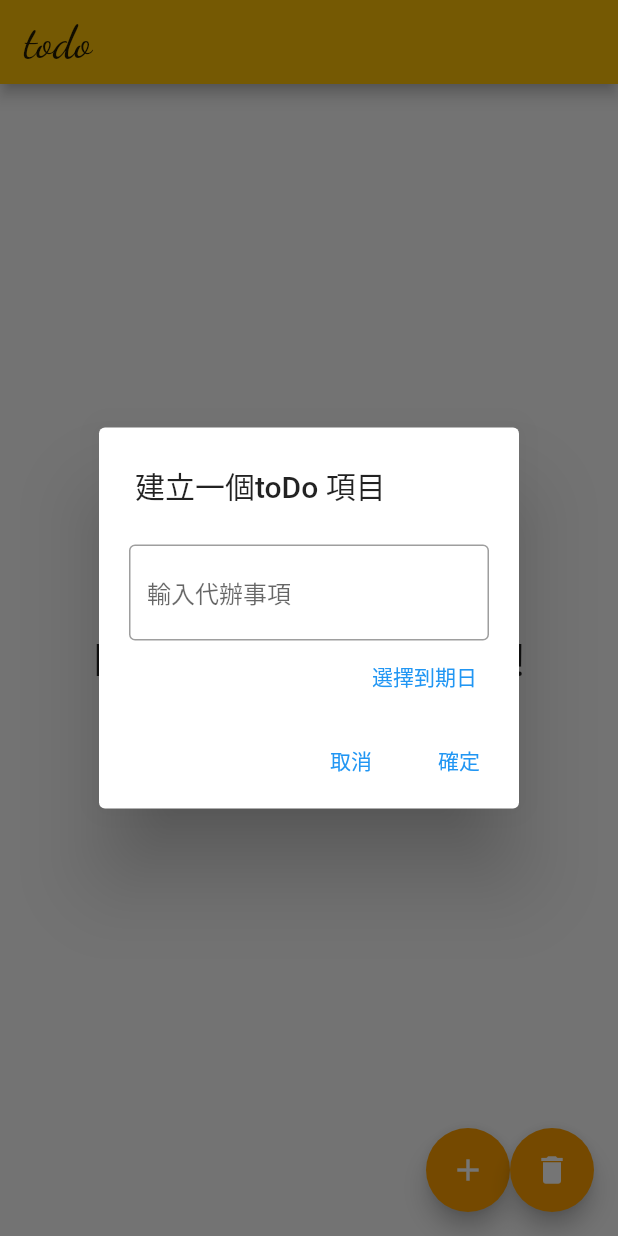
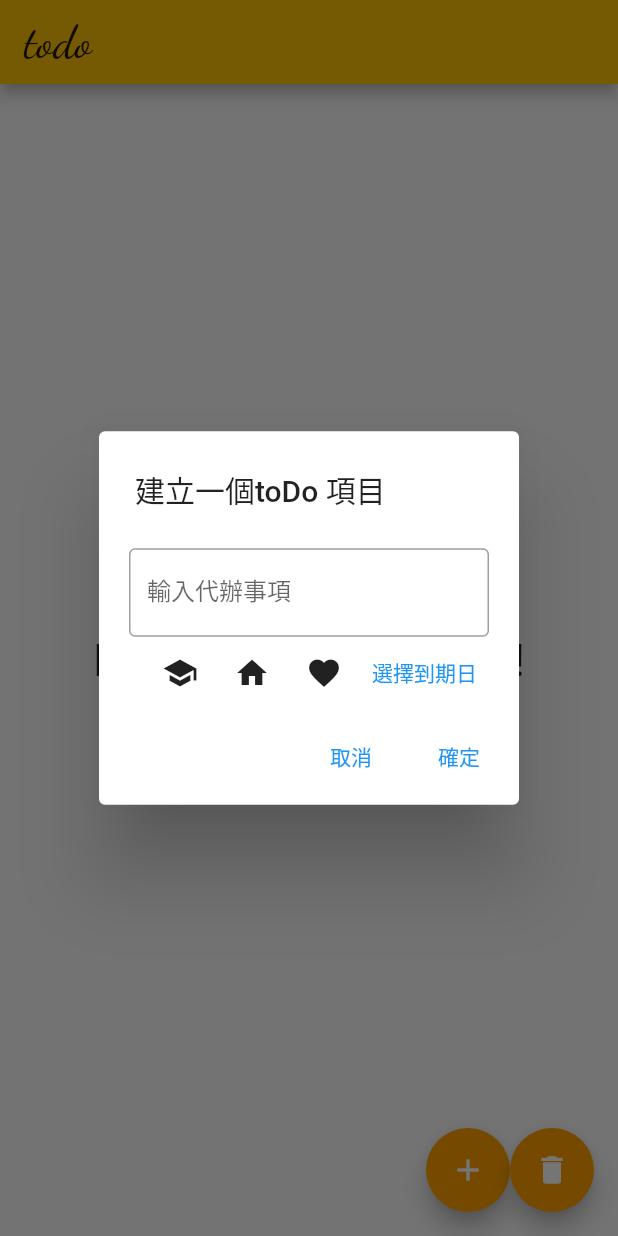
Before and after one commit to VictorChao996/todo_flutter, a Flutter app: the screen it shows after launch, after a tap on the "add" icon, on a phone screen of 412 x 824 dp. Run offline on Flutter 3.47's test engine with Material 2 defaults, Android fonts, the phone set to English and light mode, and no system bars; our stand-ins replace flutter_slidable, google_fonts, hive, hive_flutter; accounts and stored records are empty.

Commit message:
new todo data : iconType

```diff
--- a/lib/main.dart
+++ b/lib/main.dart
@@ -12,7 +12,6 @@ Future main() async {
 }
 
 class MyApp extends StatelessWidget {
-  int selectIndex = 0;
   MyApp({Key? key}) : super(key: key);
 
   @override
--- a/lib/reorderableListView.dart
+++ b/lib/reorderableListView.dart
@@ -8,6 +8,8 @@
  *              短按事件，後者為long pressed事件)，這邊使用後者，這樣才不會跟Slidable的手勢有所衝突
  *          2.Hive.box 資料的清除&存取成功(clear()返回一個future，所以要await之後再add資料進去才不會抱錯)
  */
+
+import 'package:todo_app/icon.dart';
 
 import 'todo.dart';
 import 'package:flutter/material.dart';
@@ -31,6 +33,7 @@ class BuildReorderableListView extends StatefulWidget {
 
 class _BuildReorderableListViewState extends State<BuildReorderableListView> {
   late var deadlineDate;
+  late IconType iconType;
 
   //method for refresh individual Hive data
   refreshHiveData() async {
@@ -83,7 +86,8 @@ class _BuildReorderableListViewState extends State<BuildReorderableListView> {
                       todo.name,
                       style: Theme.of(context).textTheme.headline5,
                     ),
-                    secondary: Icon(Icons.task),
+                    secondary:
+                        iconType.showIconWithTypeIndex(todo.listIconType),
                     subtitle: Column(
                         mainAxisAlignment: MainAxisAlignment.start,
                         crossAxisAlignment: CrossAxisAlignment.start,
--- a/lib/toDoDialog.dart
+++ b/lib/toDoDialog.dart
@@ -2,6 +2,8 @@
  * 時間: 2021/8/29
  * 輸入代辦清單的 Dialog
  */
+import 'package:todo_app/icon.dart';
+
 import 'todo.dart';
 import 'package:flutter/material.dart';
 import 'package:hive/hive.dart';
@@ -17,6 +19,8 @@ class _ToDoDialogState extends State<ToDoDialog> {
   //設置textEditingController來獲取textField中的文字
   TextEditingController textController = TextEditingController();
   DateTime? pickDate; //pickDate就是completeDate (to do 的deadline)
+  List<bool> _selections = List.generate(3, (index) => false);
+  int iconTypeIndex = 0;
 
   @override
   Widget build(BuildContext context) {
@@ -33,7 +37,7 @@ class _ToDoDialogState extends State<ToDoDialog> {
           children: [
             TextField(
               decoration: InputDecoration(
-                hintText: '輸入代辦事項',
+                labelText: '輸入代辦事項',
                 border: OutlineInputBorder(),
               ),
               controller: textController,
@@ -41,6 +45,25 @@ class _ToDoDialogState extends State<ToDoDialog> {
             Row(
               mainAxisAlignment: MainAxisAlignment.end,
               children: [
+                ToggleButtons(
+                  children: [
+                    Icon(Icons.school),
+                    Icon(Icons.home),
+                    Icon(Icons.favorite),
+                  ],
+                  isSelected: _selections,
+                  selectedColor: Theme.of(context).primaryColor,
+                  renderBorder: false,
+                  onPressed: (int index) {
+                    setState(() {
+                      for (int i = 0; i < _selections.length; i++) {
+                        _selections[i] = false;
+                      }
+                      _selections[index] = true;
+                      iconTypeIndex = index;
+                    });
+                  },
+                ),
                 TextButton(
                     onPressed: () async {
                       print('openDatePicker');
@@ -69,7 +92,8 @@ class _ToDoDialogState extends State<ToDoDialog> {
                     ..name = textController.text
                     ..createdTime = DateTime.now()
                     ..deadline = pickDate
-                    ..done = false;
+                    ..done = false
+                    ..listIconType = iconTypeIndex;
                   Hive.box<ToDo>('todos').add(todo);
                 }
                 Navigator.of(context).pop();
--- a/lib/toDoListWithHive.dart
+++ b/lib/toDoListWithHive.dart
@@ -5,6 +5,8 @@
  *            另外的還有一個問題是listView.builder的繪製會優先於 HiveBox資料的提取(看之後要怎麼解決)
  *  預計計畫: 可以自定義增加的list string
  */
+
+import 'package:google_fonts/google_fonts.dart';
 
 import 'todo.dart';
 import 'package:flutter/material.dart';
@@ -40,6 +42,10 @@ class _toDoListWithHiveState extends State<toDoListWithHive> {
             if (snapshot.error != null) {
               print(snapshot.error);
               return Scaffold(
+                appBar: AppBar(
+                  title: Text('todo',
+                      style: GoogleFonts.dancingScript(fontSize: 30)),
+                ),
                 body: Center(
                   child: Text('Something went wrong\n Please Restart the app'),
                 ),
--- a/lib/todo.dart
+++ b/lib/todo.dart
@@ -18,4 +18,7 @@ class ToDo extends HiveObject {
 
   @HiveField(3)
   bool done = false;
+
+  @HiveField(4)
+  late int listIconType;
 }
```
Also changed, not shown: lib/icon.dart (added, +19 -0 lines), lib/toDoMainScreen.dart (+0 -60 lines), lib/todo.g.dart.
